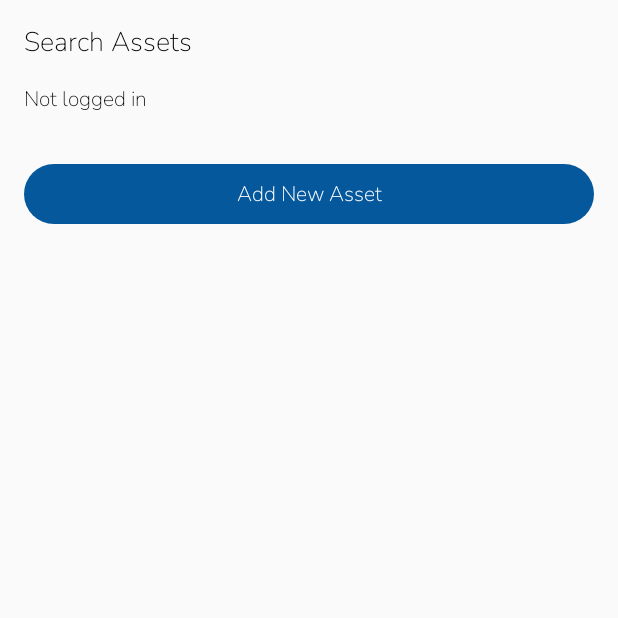
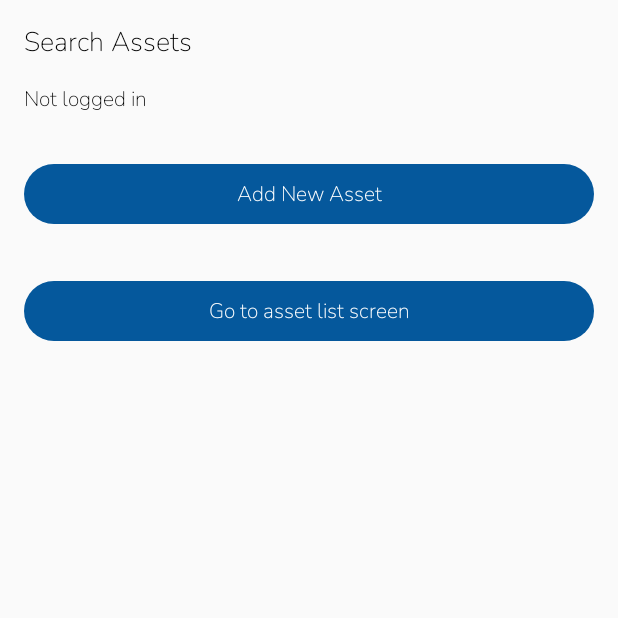
Before and after one commit to IrinaSalikhova/MobileCATSforMAPS, an Android app built with Jetpack Compose: the screen it shows after launch (MainActivity), on a phone screen of 412 x 824 dp, the top half of it. Run offline under Robolectric (Android 15) with nearby library versions, the phone set to English and light mode, and no system bars; our stand-ins replace Room's generated code.

Commit message:
Path to list for Mahima to work on added

```diff
--- a/app/src/main/java/com/example/mobilecatsformaps/AssetDetailsScreen.kt
+++ b/app/src/main/java/com/example/mobilecatsformaps/AssetDetailsScreen.kt
@@ -1,9 +1,15 @@
 package com.example.mobilecatsformaps
 
+import androidx.compose.material3.Text
 import androidx.compose.runtime.Composable
+import androidx.compose.ui.unit.sp
 import androidx.navigation.NavHostController
 
 @Composable
 fun AssetDetailsScreen(navController: NavHostController, assetId: String?, userId: String?) {
+    Text(
+        text = "Hello Mahima!",
+        fontSize = 24.sp
 
+    )
 }
--- a/app/src/main/java/com/example/mobilecatsformaps/SearchScreen.kt
+++ b/app/src/main/java/com/example/mobilecatsformaps/SearchScreen.kt
@@ -27,6 +27,7 @@ import kotlinx.coroutines.launch
 fun SearchScreen(navController: NavHostController, userId: String?) {
     val context = LocalContext.current
     val database = AssetDatabase.getInstance(context)
+
 
     CoroutineScope(Dispatchers.IO).launch {
         val categories = database.categoryDao().getAllCategories()
@@ -63,6 +64,17 @@ fun SearchScreen(navController: NavHostController, userId: String?) {
         ) {
             Text("Add New Asset")
         }
+        Spacer(modifier = Modifier.height(30.dp))
+
+        // Button to go to asset list
+        Button(
+            onClick = {
+                navController.navigate("assetListScreen") // Navigate to Add Asset screen
+            },
+            modifier = Modifier.fillMaxWidth()
+        ) {
+            Text("Go to asset list screen")
+        }
         Spacer(modifier = Modifier.weight(1f))
     }
 }
--- a/app/src/main/java/com/example/mobilecatsformaps/navigation/AppNavigation.kt
+++ b/app/src/main/java/com/example/mobilecatsformaps/navigation/AppNavigation.kt
@@ -8,6 +8,7 @@ import androidx.navigation.compose.rememberNavController
 import com.example.mobilecatsformaps.HomeScreen
 import com.example.mobilecatsformaps.AddAssetScreen
 import com.example.mobilecatsformaps.AssetDetailsScreen
+import com.example.mobilecatsformaps.AssetListScreen
 import com.example.mobilecatsformaps.LoginScreen
 import com.example.mobilecatsformaps.SearchScreen
 
@@ -37,5 +38,6 @@ fun AppNavigation(startDestination: String = "searchScreen", context: Context) {
             val userId = navBackStackEntry.arguments?.getString("userId")
             HomeScreen(navController = navController, userId = userId)
         }
+        composable("assetListScreen") { AssetListScreen(navController = navController) }
     }
 }
```
Also changed, not shown: app/src/main/java/com/example/mobilecatsformaps/AssetListScreen.kt (added, +90 -0 lines), app/src/main/java/com/example/mobilecatsformaps/MainActivity.kt (+3 -55 lines).
